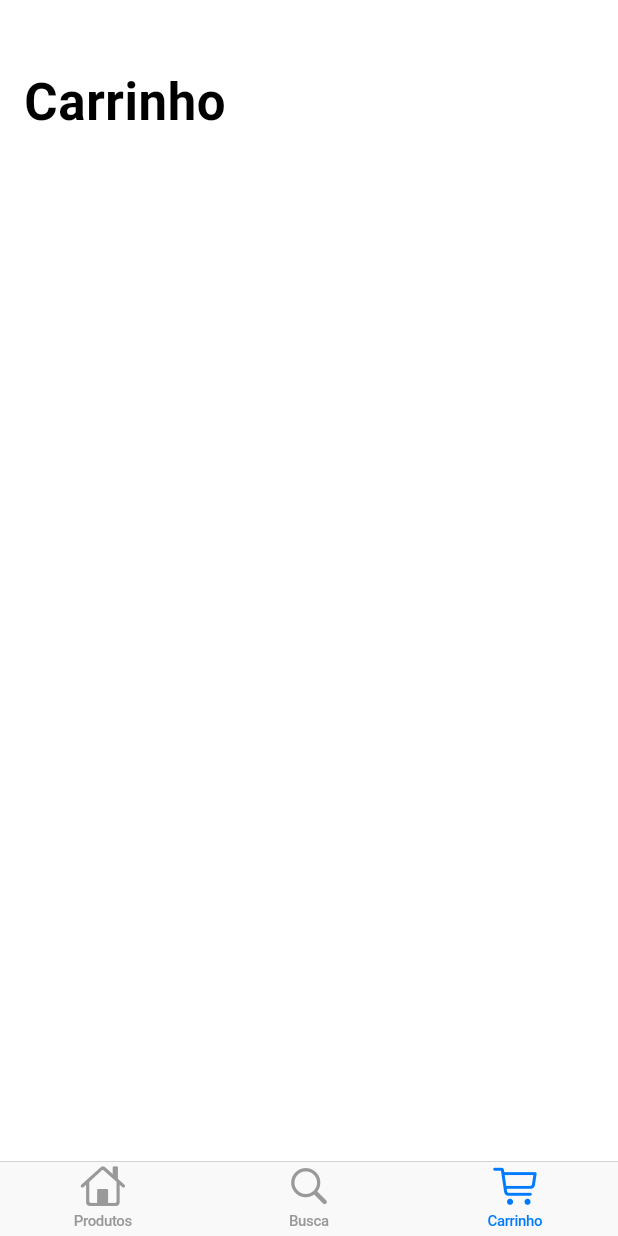
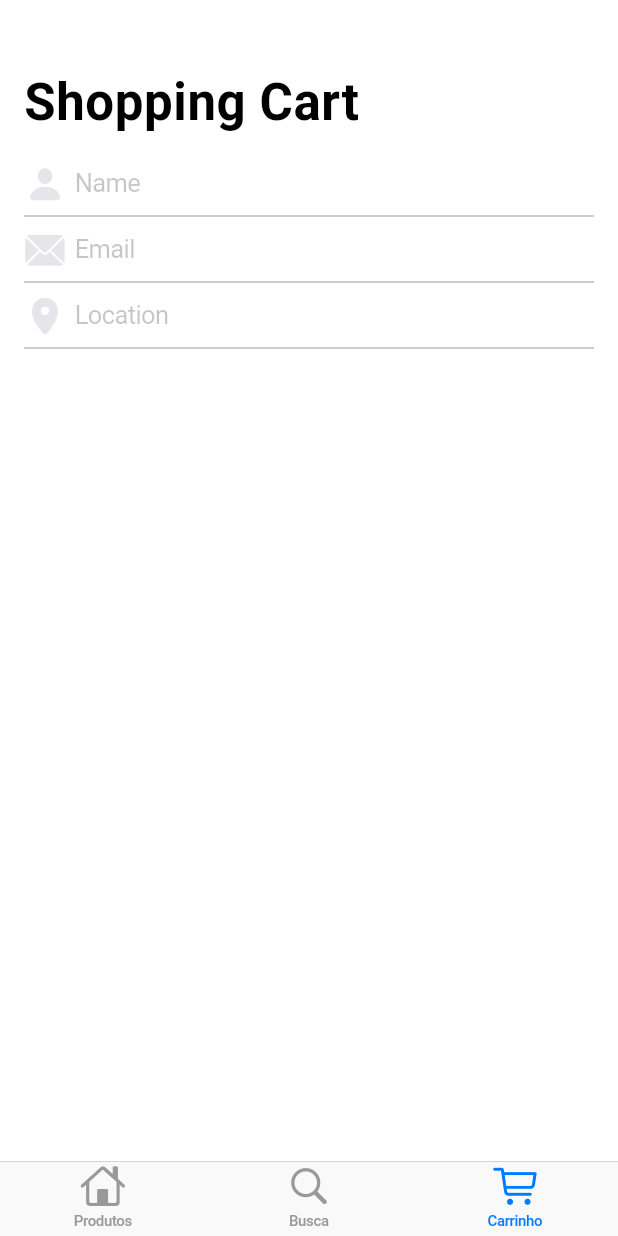
Before and after one commit to WalterLimaViana/lojaClubClothes, a Flutter app: the screen it shows after launch, item 3 of the bottom bar chosen, on a phone screen of 412 x 824 dp. Run offline on Flutter 3.47's test engine with Material 2 defaults, Android fonts, the phone set to English and light mode, and no system bars.

Commit message:
create search bar and cart on shopping_cart page

```diff
--- a/lib/shopping_cart_tab.dart
+++ b/lib/shopping_cart_tab.dart
@@ -13,15 +13,129 @@ class ShoppingCartTab extends StatefulWidget {
 }
 
 class _ShoppingCartTabState extends State<ShoppingCartTab> {
+  String? name; // ADD FROM HERE
+  String? email;
+  String? location;
+  String? pin;
+  DateTime dateTime = DateTime.now();
+
+  Widget _buildNameField() {
+    return CupertinoTextField(
+      prefix: const Icon(
+        CupertinoIcons.person_solid,
+        color: CupertinoColors.lightBackgroundGray,
+        size: 28,
+      ),
+      padding: const EdgeInsets.symmetric(horizontal: 6, vertical: 12),
+      clearButtonMode: OverlayVisibilityMode.editing,
+      textCapitalization: TextCapitalization.words,
+      autocorrect: false,
+      decoration: const BoxDecoration(
+        border: Border(
+          bottom: BorderSide(
+            width: 0,
+            color: CupertinoColors.inactiveGray,
+          ),
+        ),
+      ),
+      placeholder: 'Name',
+      onChanged: (newName) {
+        setState(() {
+          name = newName;
+        });
+      },
+    );
+  }
+
+  Widget _buildEmailField() {
+    return const CupertinoTextField(
+      prefix: Icon(
+        CupertinoIcons.mail_solid,
+        color: CupertinoColors.lightBackgroundGray,
+        size: 28,
+      ),
+      padding: EdgeInsets.symmetric(horizontal: 6, vertical: 12),
+      clearButtonMode: OverlayVisibilityMode.editing,
+      keyboardType: TextInputType.emailAddress,
+      autocorrect: false,
+      decoration: BoxDecoration(
+        border: Border(
+          bottom: BorderSide(
+            width: 0,
+            color: CupertinoColors.inactiveGray,
+          ),
+        ),
+      ),
+      placeholder: 'Email',
+    );
+  }
+
+  Widget _buildLocationField() {
+    return const CupertinoTextField(
+      prefix: Icon(
+        CupertinoIcons.location_solid,
+        color: CupertinoColors.lightBackgroundGray,
+        size: 28,
+      ),
+      padding: EdgeInsets.symmetric(horizontal: 6, vertical: 12),
+      clearButtonMode: OverlayVisibilityMode.editing,
+      textCapitalization: TextCapitalization.words,
+      decoration: BoxDecoration(
+        border: Border(
+          bottom: BorderSide(
+            width: 0,
+            color: CupertinoColors.inactiveGray,
+          ),
+        ),
+      ),
+      placeholder: 'Location',
+    );
+  }
+
+  SliverChildBuilderDelegate _buildSliverChildBuilderDelegate(
+      AppStateModel model) {
+    return SliverChildBuilderDelegate(
+      (context, index) {
+        switch (index) {
+          case 0:
+            return Padding(
+              padding: const EdgeInsets.symmetric(horizontal: 16),
+              child: _buildNameField(),
+            );
+          case 1:
+            return Padding(
+              padding: const EdgeInsets.symmetric(horizontal: 16),
+              child: _buildEmailField(),
+            );
+          case 2:
+            return Padding(
+              padding: const EdgeInsets.symmetric(horizontal: 16),
+              child: _buildLocationField(),
+            );
+          default:
+          // Do nothing. For now.
+        }
+        return null;
+      },
+    );
+  }
+
   @override
   Widget build(BuildContext context) {
     return Consumer<AppStateModel>(
       builder: (context, model, child) {
-        return const CustomScrollView(
+        return CustomScrollView(
           slivers: <Widget>[
-            CupertinoSliverNavigationBar(
-              largeTitle: Text('Carrinho'),
+            const CupertinoSliverNavigationBar(
+              largeTitle: Text('Shopping Cart'),
             ),
+            SliverSafeArea(
+              top: false,
+              minimum: const EdgeInsets.only(top: 4),
+              sliver: SliverList(
+                delegate: _buildSliverChildBuilderDelegate(model),
+              ),
+            )
           ],
         );
       },
```
Also changed, not shown: lib/search_bar.dart (added, +57 -0 lines), lib/search_tab.dart (+76 -5 lines).
